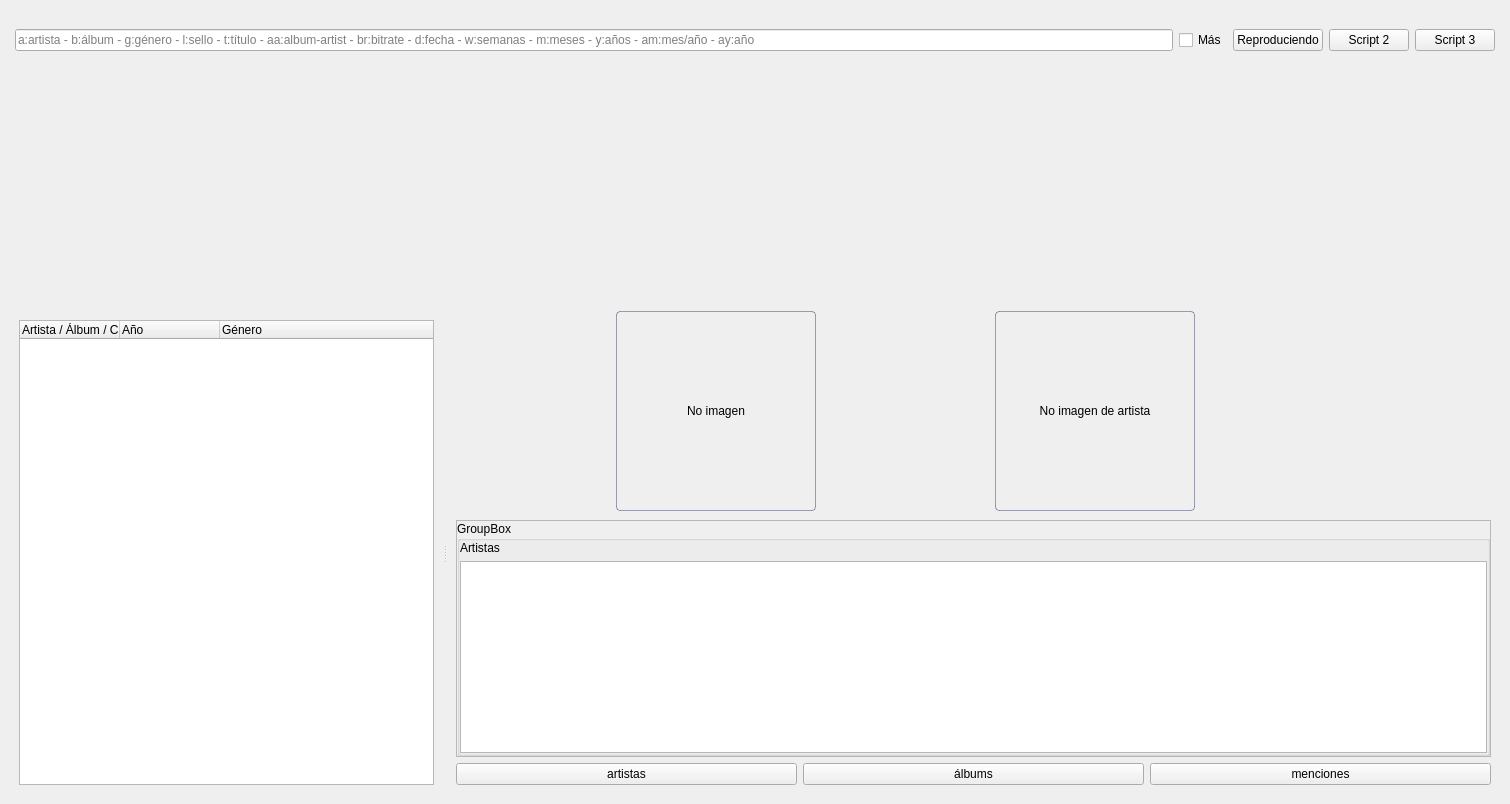
Qt form ui/fuzzy/music_fuzzy_module.ui (volteret4/mfuz) before a commit.
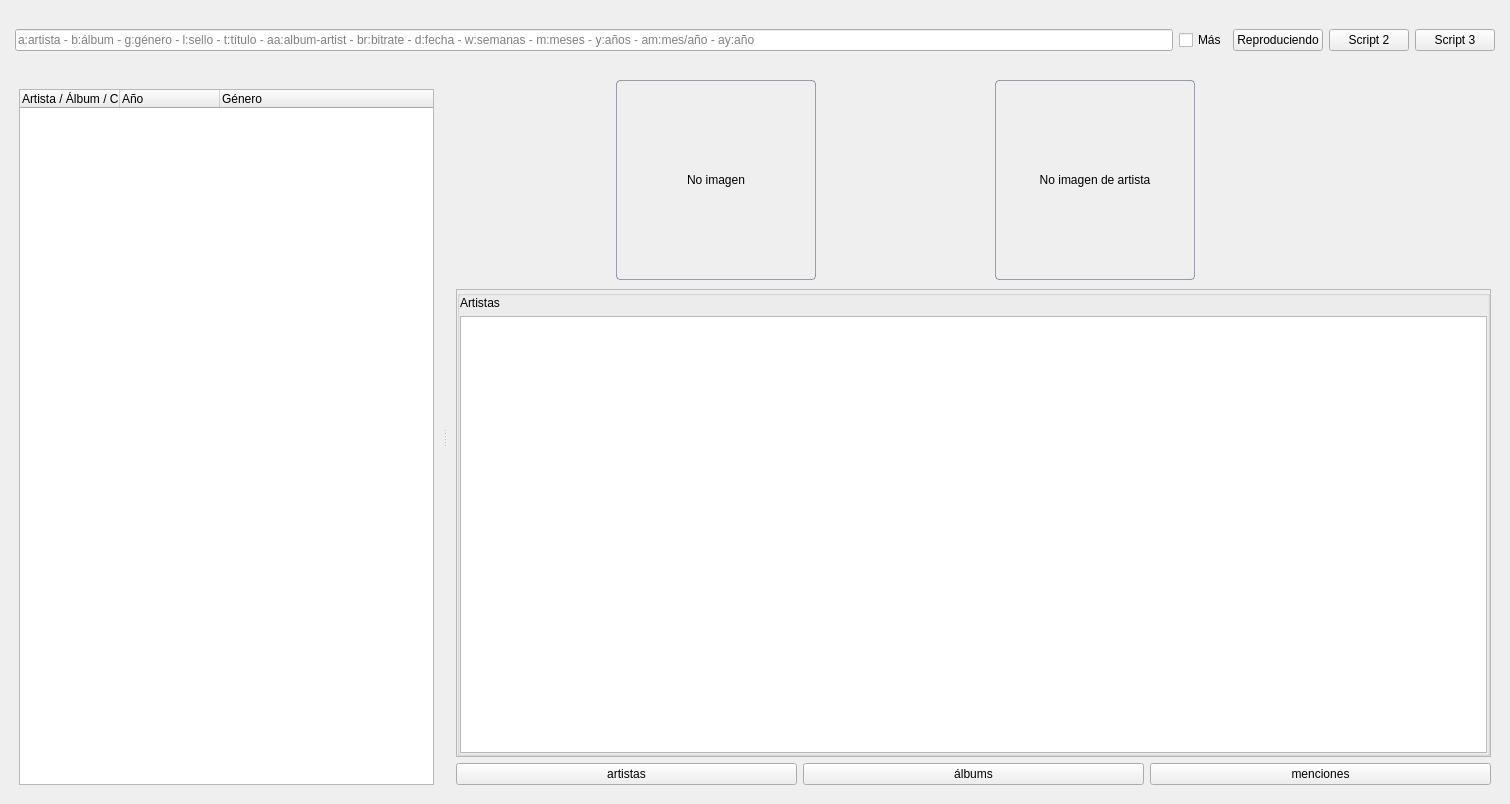
The same form after that commit. The open tabs and pages were chosen to show the change. Icons and pictures are not drawn.

Commit message: FUZZY filtros fechas reparados

The edit to the form file:
```diff
--- a/ui/fuzzy/music_fuzzy_module.ui
+++ b/ui/fuzzy/music_fuzzy_module.ui
@@ -189,7 +189,7 @@
    <item>
     <widget class="QFrame" name="advanced_settings_container">
      <property name="sizePolicy">
-      <sizepolicy hsizetype="Preferred" vsizetype="Preferred">
+      <sizepolicy hsizetype="Preferred" vsizetype="Fixed">
        <horstretch>0</horstretch>
        <verstretch>0</verstretch>
       </sizepolicy>
@@ -2905,8 +2905,8 @@
                          <rect>
                           <x>0</x>
                           <y>0</y>
-                          <width>84</width>
-                          <height>117</height>
+                          <width>1046</width>
+                          <height>459</height>
                          </rect>
                         </property>
                         <layout class="QVBoxLayout" name="verticalLayout_15">
@@ -2925,7 +2925,7 @@
                          <item>
                           <widget class="QGroupBox" name="groupBox_artists">
                            <property name="title">
-                            <string>GroupBox</string>
+                            <string/>
                            </property>
                            <layout class="QVBoxLayout" name="verticalLayout_20">
                             <property name="leftMargin">
```
Left out of the diff: 4 changed lines with no effect on the pictures. The commit also changes 3 other files.
